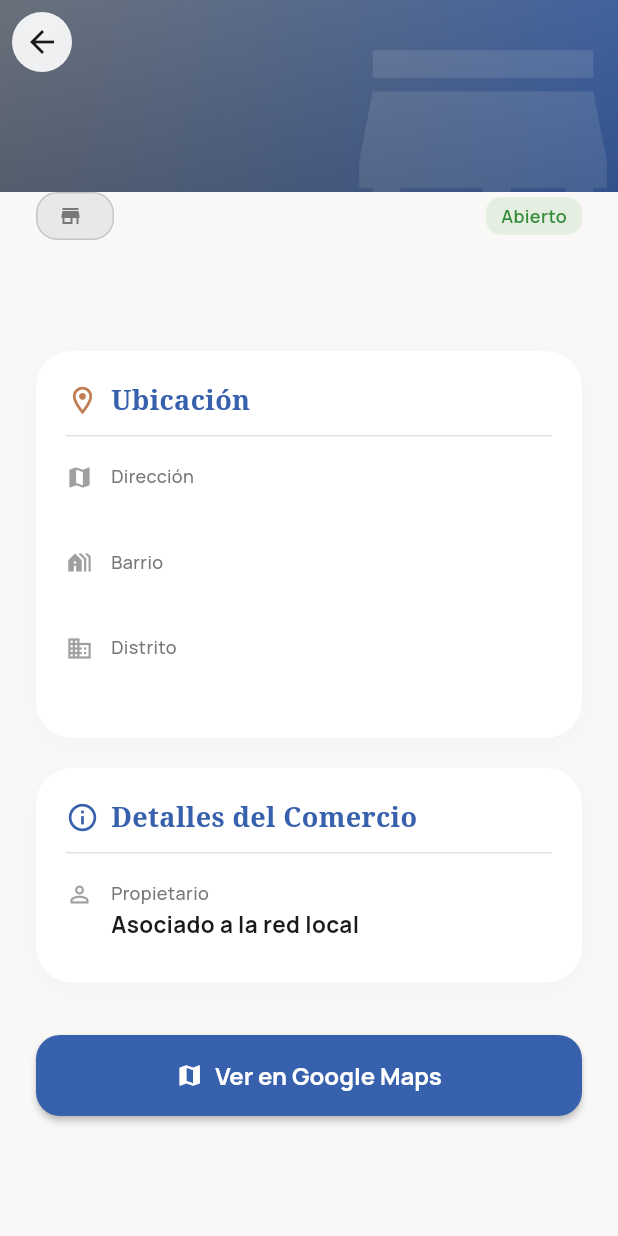
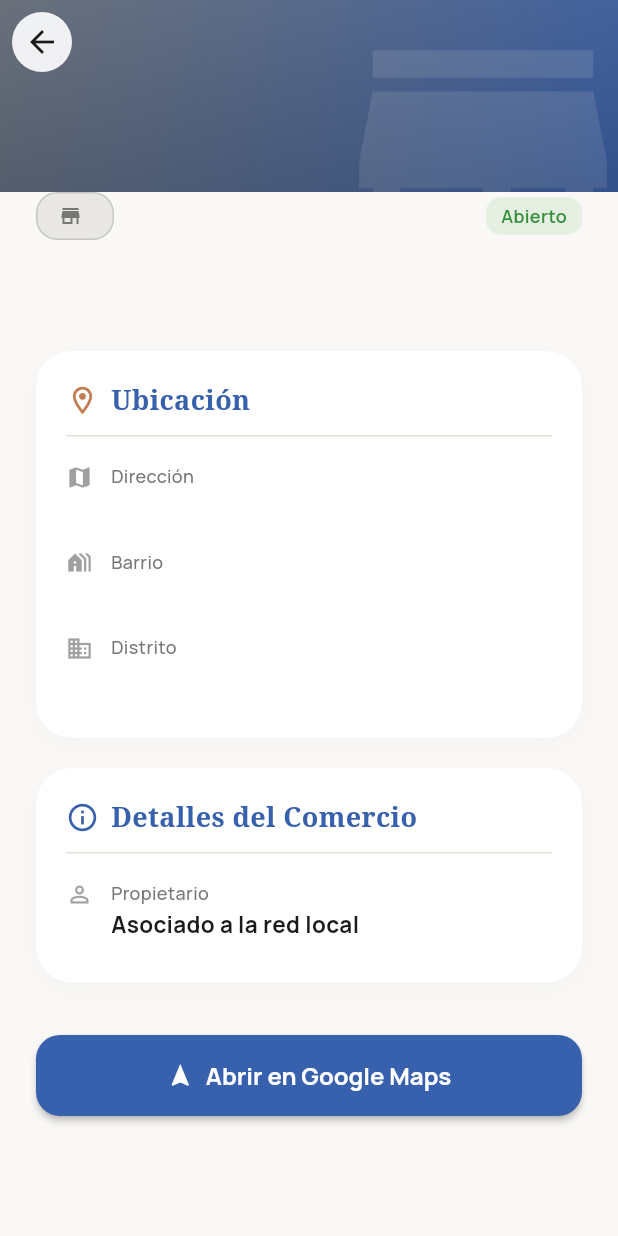
Before and after one commit to Pedrorodriguez016/Comercio-de-Proximidad_frontend, a Flutter app: the CommerceDetailScreen screen opened directly with empty values, scrolled down 92 dp, on a phone screen of 412 x 824 dp. Run offline on Flutter 3.47's test engine with Material 3 defaults, Android fonts, the phone set to English and light mode, and no system bars; our stand-ins replace app_links, dio, flutter_map, flutter_svg, google_fonts, latlong2 and 2 more; accounts and stored records are empty.

Commit message:
added map

```diff
--- a/lib/screens/commerce_detail_screen.dart
+++ b/lib/screens/commerce_detail_screen.dart
@@ -4,6 +4,8 @@ import 'package:url_launcher/url_launcher.dart';
 import '../theme/app_theme.dart';
 import '../widgets/commerce_info_card.dart';
 import '../widgets/commerce_detail_row.dart';
+import 'package:flutter_map/flutter_map.dart';
+import 'package:latlong2/latlong.dart';
 
 class CommerceDetailScreen extends StatelessWidget {
   final dynamic commerce;
@@ -231,6 +233,41 @@ class CommerceDetailScreen extends StatelessWidget {
                         CommerceDetailRow(icon: Icons.map, label: "Dirección", value: address),
                         CommerceDetailRow(icon: Icons.holiday_village, label: "Barrio", value: neighborhood),
                         CommerceDetailRow(icon: Icons.domain, label: "Distrito", value: district),
+                        if (lat != null && lng != null && lat != 0.0 && lng != 0.0) ...[
+                          const SizedBox(height: 15),
+                          SizedBox(
+                            height: 200,
+                            child: ClipRRect(
+                              borderRadius: BorderRadius.circular(16),
+                              child: FlutterMap(
+                                options: MapOptions(
+                                  initialCenter: LatLng(lat, lng),
+                                  initialZoom: 15.0,
+                                ),
+                                children: [
+                                  TileLayer(
+                                    urlTemplate: 'https://tile.openstreetmap.org/{z}/{x}/{y}.png',
+                                    userAgentPackageName: 'com.example.app_tfg',
+                                  ),
+                                  MarkerLayer(
+                                    markers: [
+                                      Marker(
+                                        point: LatLng(lat, lng),
+                                        width: 40,
+                                        height: 40,
+                                        child: Icon(
+                                          Icons.location_on,
+                                          color: themeColor,
+                                          size: 40,
+                                        ),
+                                      ),
+                                    ],
+                                  ),
+                                ],
+                              ),
+                            ),
+                          ),
+                        ],
                       ],
                     ),
                     const SizedBox(height: 20),
@@ -268,9 +305,9 @@ class CommerceDetailScreen extends StatelessWidget {
                               ),
                             ),
                             onPressed: () => _openInGoogleMaps(context),
-                            icon: const Icon(Icons.map),
+                            icon: const Icon(Icons.navigation),
                             label: Text(
-                              "Ver en Google Maps",
+                              "Abrir en Google Maps",
                               style: GoogleFonts.manrope(
                                 fontSize: 16,
                                 fontWeight: FontWeight.bold,
--- a/pubspec.yaml
+++ b/pubspec.yaml
@@ -42,6 +42,8 @@ dependencies:
   app_links: ^7.0.0
   qr_flutter: ^4.1.0
   flutter_svg: ^2.0.10
+  flutter_map: ^8.3.0
+  latlong2: ^0.9.1
 
 dev_dependencies:
   flutter_test:
```
Also changed, not shown: pubspec.lock.
